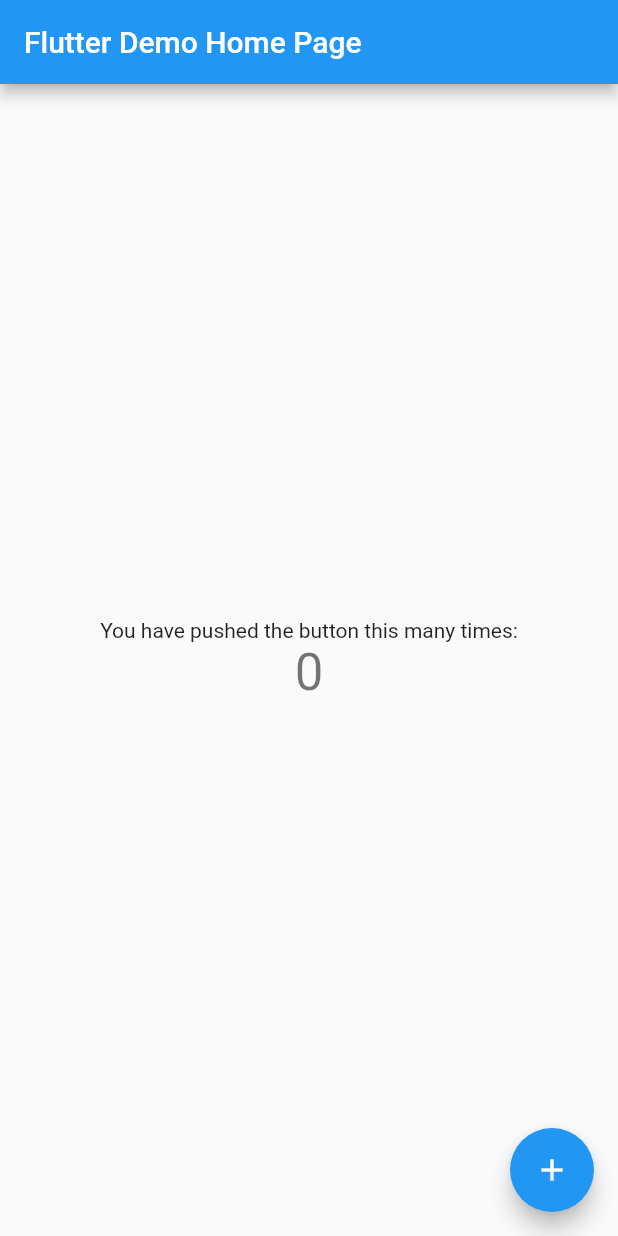
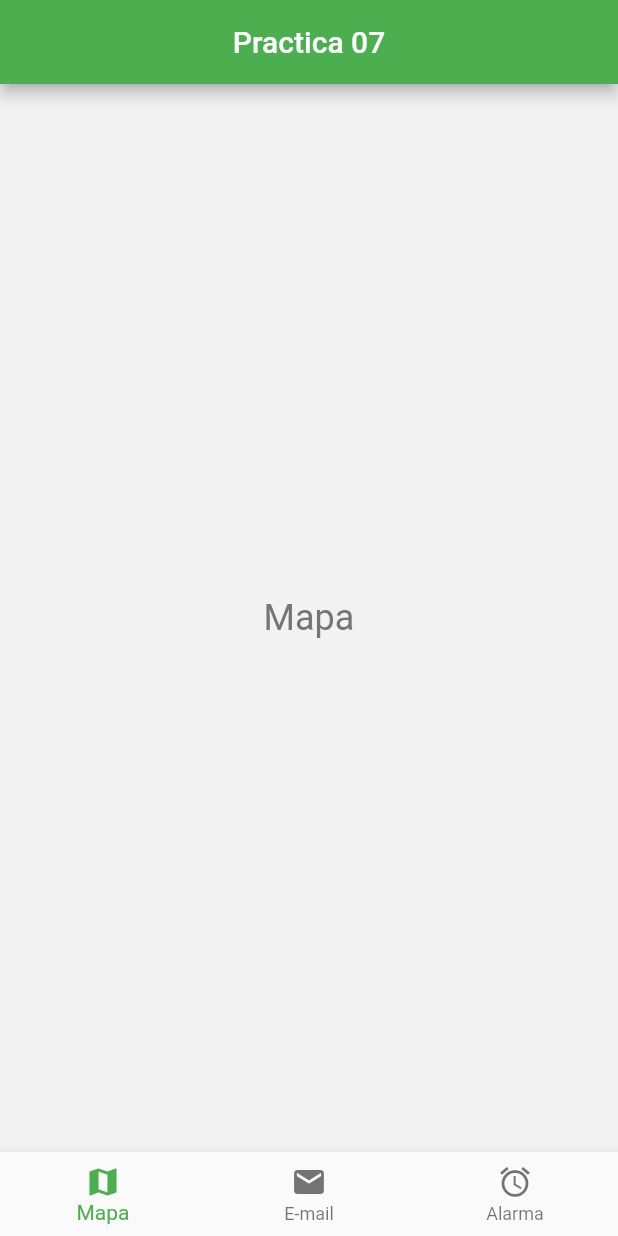
Before and after one commit to adrian-parra/Flutter-Practicas, a Flutter app: the screen it shows after launch, on a phone screen of 412 x 824 dp. Run offline on Flutter 3.47's test engine with Material 2 defaults, Android fonts, the phone set to English and light mode, and no system bars; our stand-ins replace fluttertoast.

Commit message:
Practica 07 Terminada
Aprendizaje

* BottomNavigatorBar

* BottomNavigatorBarItem

```diff
--- /dev/null
+++ b/practica_07/lib/config.dart
@@ -0,0 +1,25 @@
+import 'package:flutter/material.dart';
+
+class AppConfig {
+  static const colorPrincipal = Color(0xFF4BAF4F);
+  static const colorSecundario = Color(0xFFFFFFFF);
+  static const colorFondo = Color(0xFFF2F2F2);
+  static const colorDescripcion = Color(0xFF757575);
+
+  static const colorSuccess = Color(0xFF51ae57);
+  static const colorDanger = Color(0xFFff0000);
+  static const colorWarning = Color(0xFFf57c00);
+  static const colorInfo = Color(0xFF3498db);
+
+  static const marginValue = 16.0;
+  static const paddingValue = 16.0;
+
+  static const sizeTitulo = 24.0;
+  static const sizeSubtitulo = 20.0;
+  static const sizeDescripcion = 14.0;
+
+  static const gap = 10.0;
+
+  static const letterSpacingValue = 1.3;
+
+}
--- a/practica_07/lib/main.dart
+++ b/practica_07/lib/main.dart
@@ -1,4 +1,5 @@
 import 'package:flutter/material.dart';
+import 'package:practica_07/screens/bottom_screen.dart';
 
 void main() {
   runApp(const MyApp());
@@ -10,106 +11,10 @@
   // This widget is the root of your application.
   @override
   Widget build(BuildContext context) {
-    return MaterialApp(
-      title: 'Flutter Demo',
-      theme: ThemeData(
-        // This is the theme of your application.
-        //
-        // Try running your application with "flutter run". You'll see the
-        // application has a blue toolbar. Then, without quitting the app, try
-        // changing the primarySwatch below to Colors.green and then invoke
-        // "hot reload" (press "r" in the console where you ran "flutter run",
-        // or simply save your changes to "hot reload" in a Flutter IDE).
-        // Notice that the counter didn't reset back to zero; the application
-        // is not restarted.
-        primarySwatch: Colors.blue,
-      ),
-      home: const MyHomePage(title: 'Flutter Demo Home Page'),
+    return const MaterialApp(
+      title: 'Practica 07',
+      debugShowCheckedModeBanner: false,
+      home: BottomNavigationScreen(),
     );
   }
 }
-
-class MyHomePage extends StatefulWidget {
-  const MyHomePage({super.key, required this.title});
-
-  // This widget is the home page of your application. It is stateful, meaning
-  // that it has a State object (defined below) that contains fields that affect
-  // how it looks.
-
-  // This class is the configuration for the state. It holds the values (in this
-  // case the title) provided by the parent (in this case the App widget) and
-  // used by the build method of the State. Fields in a Widget subclass are
-  // always marked "final".
-
-  final String title;
-
-  @override
-  State<MyHomePage> createState() => _MyHomePageState();
-}
-
-class _MyHomePageState extends State<MyHomePage> {
-  int _counter = 0;
-
-  void _incrementCounter() {
-    setState(() {
-      // This call to setState tells the Flutter framework that something has
-      // changed in this State, which causes it to rerun the build method below
-      // so that the display can reflect the updated values. If we changed
-      // _counter without calling setState(), then the build method would not be
-      // called again, and so nothing would appear to happen.
-      _counter++;
-    });
-  }
-
-  @override
-  Widget build(BuildContext context) {
-    // This method is rerun every time setState is called, for instance as done
-    // by the _incrementCounter method above.
-    //
-    // The Flutter framework has been optimized to make rerunning build methods
-    // fast, so that you can just rebuild anything that needs updating rather
-    // than having to individually change instances of widgets.
-    return Scaffold(
-      appBar: AppBar(
-        // Here we take the value from the MyHomePage object that was created by
-        // the App.build method, and use it to set our appbar title.
-        title: Text(widget.title),
-      ),
-      body: Center(
-        // Center is a layout widget. It takes a single child and positions it
-        // in the middle of the parent.
-        child: Column(
-          // Column is also a layout widget. It takes a list of children and
-          // arranges them vertically. By default, it sizes itself to fit its
-          // children horizontally, and tries to be as tall as its parent.
-          //
-          // Invoke "debug painting" (press "p" in the console, choose the
-          // "Toggle Debug Paint" action from the Flutter Inspector in Android
-          // Studio, or the "Toggle Debug Paint" command in Visual Studio Code)
-          // to see the wireframe for each widget.
-          //
-          // Column has various properties to control how it sizes itself and
-          // how it positions its children. Here we use mainAxisAlignment to
-          // center the children vertically; the main axis here is the vertical
-          // axis because Columns are vertical (the cross axis would be
-          // horizontal).
-          mainAxisAlignment: MainAxisAlignment.center,
-          children: <Widget>[
-            const Text(
-              'You have pushed the button this many times:',
-            ),
-            Text(
-              '$_counter',
-              style: Theme.of(context).textTheme.headline4,
-            ),
-          ],
-        ),
-      ),
-      floatingActionButton: FloatingActionButton(
-        onPressed: _incrementCounter,
-        tooltip: 'Increment',
-        child: const Icon(Icons.add),
-      ), // This trailing comma makes auto-formatting nicer for build methods.
-    );
-  }
-}
--- /dev/null
+++ b/practica_07/lib/screens/bottom_screen.dart
@@ -0,0 +1,61 @@
+import 'package:flutter/material.dart';
+import 'package:practica_07/config.dart';
+
+class BottomNavigationScreen extends StatefulWidget {
+  const BottomNavigationScreen({super.key});
+
+  @override
+  State<BottomNavigationScreen> createState() => _BottomNavigationScreen();
+}
+
+class _BottomNavigationScreen extends State<BottomNavigationScreen> {
+  int _currentIndex = 0;
+
+  final tabs = [
+    const Center(
+      child: Text('Mapa',style: TextStyle(color: AppConfig.colorDescripcion ,fontSize: AppConfig.sizeTitulo),),
+    ),
+    const Center(
+      child: Text('E-mail',style: TextStyle(color: AppConfig.colorDescripcion ,fontSize: AppConfig.sizeTitulo),),
+    ),
+    const Center(
+      child: Text('Alarma',style: TextStyle(color: AppConfig.colorDescripcion ,fontSize: AppConfig.sizeTitulo),),
+    )
+
+  ];
+  @override
+  Widget build(BuildContext context) {
+    return Scaffold(
+      backgroundColor: AppConfig.colorFondo,
+      appBar: AppBar(
+        backgroundColor: AppConfig.colorPrincipal,
+        title: const Text('Practica 07'),
+        centerTitle: true,
+      ),
+      body: tabs[_currentIndex],
+      bottomNavigationBar: BottomNavigationBar(
+        selectedItemColor: AppConfig.colorPrincipal,
+        currentIndex: _currentIndex,
+        items: const [
+          BottomNavigationBarItem(
+            icon: Icon(Icons.map),
+            label: 'Mapa'
+          ),
+          BottomNavigationBarItem(
+            icon: Icon(Icons.mail),
+            label: 'E-mail'
+          ),
+          BottomNavigationBarItem(
+            icon: Icon(Icons.alarm),
+            label: 'Alarma'
+          )
+        ],
+        onTap: (index){
+          setState(() {
+            _currentIndex = index;
+          });
+        },
+      ),
+    );
+  }
+}
```
